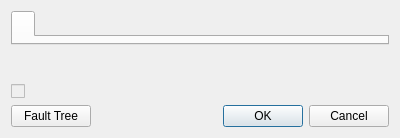
This is plugins/property/PropertyEditor.ui in dmzgroup/mbra as Qt 5 draws it before an edit. The edited form follows.
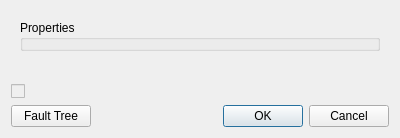
This is the edited form. The open tabs and pages were chosen to show the change.

Commit message: Updated property editor to use group box when only one tab.

The edit to the form file:
```diff
--- a/plugins/property/PropertyEditor.ui
+++ b/plugins/property/PropertyEditor.ui
@@ -13,9 +13,16 @@
   <property name="windowTitle">
    <string>Properties</string>
   </property>
+  <layout class="QVBoxLayout" name="verticalLayout_3">
+   <item>
+    <widget class="QStackedWidget" name="stack">
+     <property name="currentIndex">
+      <number>0</number>
+     </property>
+     <widget class="QWidget" name="tabbed">
   <layout class="QVBoxLayout" name="verticalLayout">
    <item>
-    <widget class="QTabWidget" name="attributes">
+        <widget class="QTabWidget" name="attributesTab">
      <property name="currentIndex">
       <number>0</number>
      </property>
@@ -23,6 +30,21 @@
       <attribute name="title">
        <string/>
       </attribute>
+         </widget>
+        </widget>
+       </item>
+      </layout>
+     </widget>
+     <widget class="QWidget" name="single">
+      <layout class="QVBoxLayout" name="verticalLayout_2">
+       <item>
+        <widget class="QGroupBox" name="attributes">
+         <property name="title">
+          <string>Properties</string>
+         </property>
+        </widget>
+       </item>
+      </layout>
      </widget>
     </widget>
    </item>
```
Lines whose indentation alone changed are shown as unchanged. The commit also changes 2 other files.
